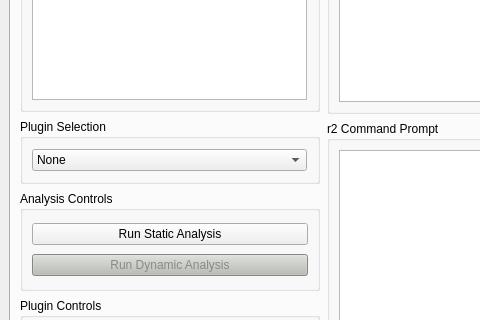
Old version of the form src/GUI/ui_files/BATT5_GUI.ui in the repository adalio0/BATT5; both pictures show x 0 to 480 and y 488 to 808 of the 969 by 898 pixel window.
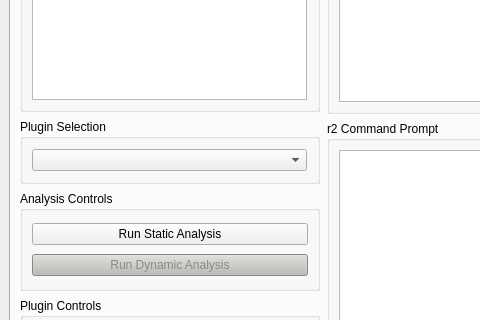
New version of the form.

Commit message: Fix population of plugins dropdown in analysis tab

What changed in the file:
```diff
--- a/src/GUI/ui_files/BATT5_GUI.ui
+++ b/src/GUI/ui_files/BATT5_GUI.ui
@@ -180,11 +180,6 @@
                      <height>16777215</height>
                     </size>
                    </property>
-                   <item>
-                    <property name="text">
-                     <string>None</string>
-                    </property>
-                   </item>
                   </widget>
                  </item>
                 </layout>
```
The commit also changes 1 other file.
